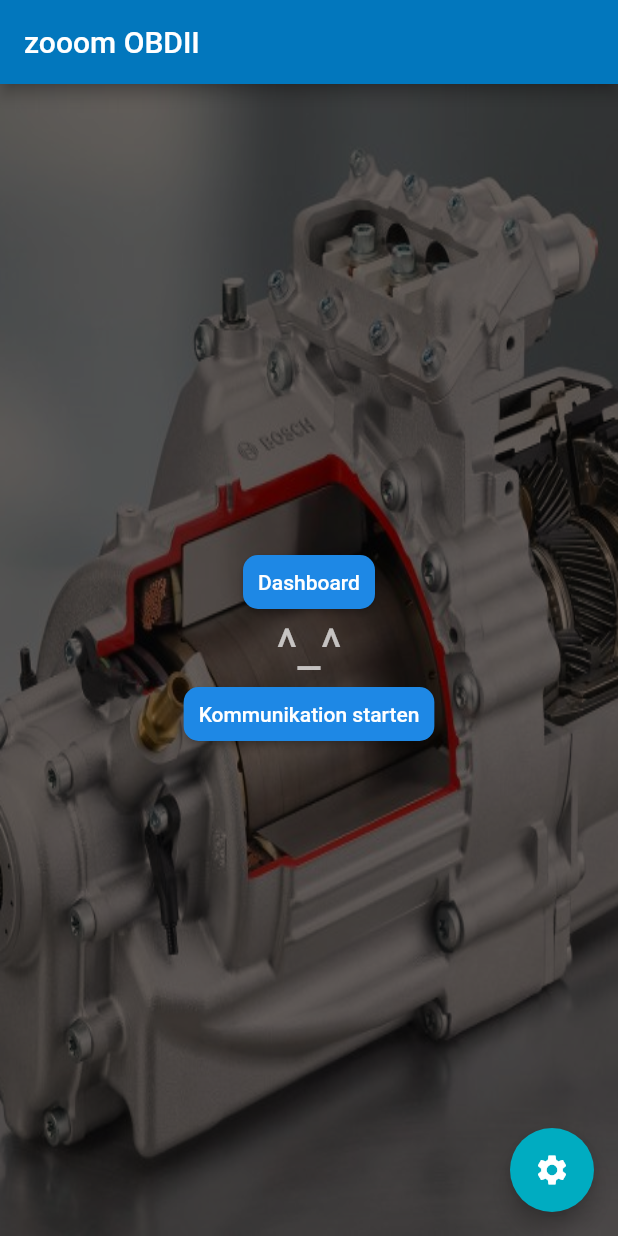
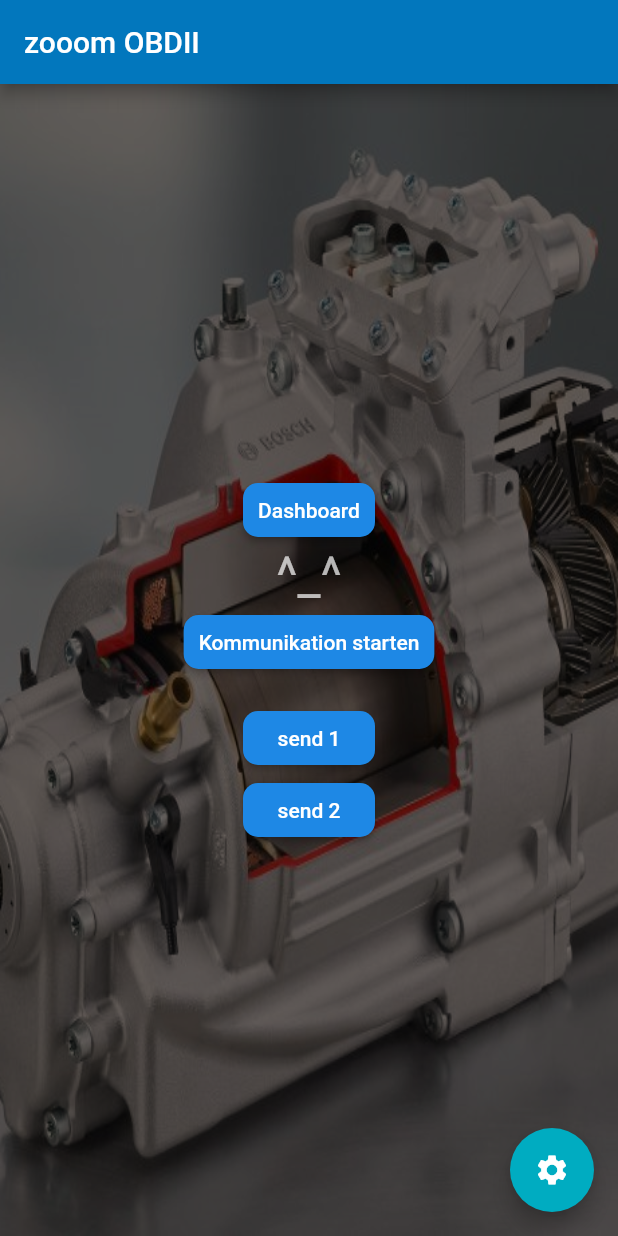
Before and after one commit to Edelbitter/odb24e, a Flutter app: the screen it shows after launch, on a phone screen of 412 x 824 dp. Run offline on Flutter 3.47's test engine with Material 2 defaults, Android fonts, the phone set to English and light mode, and no system bars; our stand-ins replace connectivity; Roboto replaces fonts that are missing (Montserrat).

Commit message:
two send buttons

```diff
--- a/lib/main.dart
+++ b/lib/main.dart
@@ -89,11 +89,13 @@ class _MyHomePageState extends State<MyHomePage> {
   String network ="";
   // for sockets
 
+  bool ready = false;
+
 
   @override
   initState() {
     super.initState();
-
+  ready = true;
     // subscribe to network changes
     subscription = Connectivity().onConnectivityChanged.listen((ConnectivityResult result) {
       // Got a new connectivity status!
@@ -116,11 +118,15 @@ class _MyHomePageState extends State<MyHomePage> {
    // print(data);
     String rec= (new String.fromCharCodes(data).trim());
     print(rec);
-    //if(rec.contains('>'))
+
     setState(()
     {
       _otherDisplay = "received \n" + rec;
     });
+    if(rec.contains('>'))
+    {
+      ready = true;
+    }
   }
 
   void errorHandler(error, StackTrace trace){
@@ -142,6 +148,7 @@ class _MyHomePageState extends State<MyHomePage> {
       setState(()
       {
         _otherDisplay = "connected";
+        ready=true;
         print('connected');
       });
     });
@@ -159,8 +166,10 @@ class _MyHomePageState extends State<MyHomePage> {
 
 
 
-void _sendData() {
+void _send1() {
   //theSocket.write('hello server<EOF>');
+  ready = false;
+  print('sending');
   String foo = '01 05\r';
   List<int> bytes = utf8.encode(foo);
   theSocket.add(bytes);
@@ -168,6 +177,15 @@ void _sendData() {
  // print(theSocket.port.toString());
 }
 
+  void _send2() {
+    ready = false;
+    //theSocket.write('hello server<EOF>');
+    String foo = '01 07\r';
+    List<int> bytes = utf8.encode(foo);
+    theSocket.add(bytes);
+    // print('button pressed');
+    // print(theSocket.port.toString());
+  }
 
  // setState(()
  // {
@@ -298,7 +316,33 @@ void _sendData() {
                 Text(
                   this.network == 'wifi' ? '' : 'Der OBDII-Stecker ist nicht verbunden',
 
-                )
+                ),
+                Container(
+                  margin: EdgeInsets.only(left:15,right: 15),
+                  child:   RaisedButton(
+                    child:  Text("send 1"),
+                    shape: new RoundedRectangleBorder(borderRadius: new BorderRadius.circular(10.0)),
+
+                    onPressed: (this.network == 'wifi' && ready==true) ? _send1 : null,
+                    // color: Colors.red,
+                    // textColor: Colors.yellow,
+                    padding: EdgeInsets.fromLTRB(10, 10, 10, 10),
+                    // splashColor: Colors.grey,
+                  ),
+                ),
+                Container(
+                  margin: EdgeInsets.only(left:15,right: 15),
+                  child:   RaisedButton(
+                    child:  Text("send 2"),
+                    shape: new RoundedRectangleBorder(borderRadius: new BorderRadius.circular(10.0)),
+
+                    onPressed: (this.network == 'wifi' && ready==true) ? _send2 : null,
+                    // color: Colors.red,
+                    // textColor: Colors.yellow,
+                    padding: EdgeInsets.fromLTRB(10, 10, 10, 10),
+                    // splashColor: Colors.grey,
+                  ),
+                ),
               ],
             )
 
```
